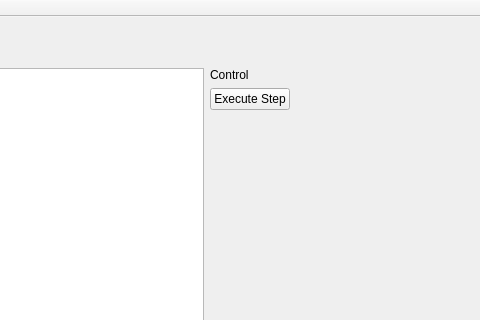
Benedikt1992/PICSimu, file PICSimu/mainwindow.ui: the form before one commit; both pictures show x 730 to 1210 and y 0 to 320 of the 1210 by 597 pixel window.
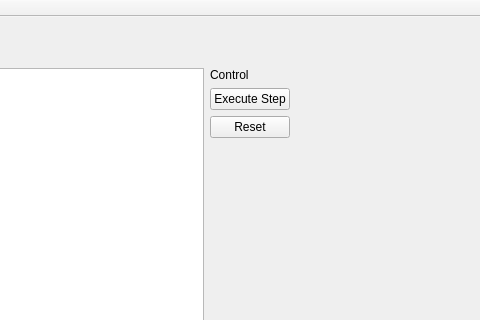
The form after the commit.

Commit message: Reset Button hinzugefügt

The edit to the form file:
```diff
--- a/PICSimu/mainwindow.ui
+++ b/PICSimu/mainwindow.ui
@@ -149,6 +149,13 @@
          </property>
         </widget>
        </item>
+       <item>
+        <widget class="QPushButton" name="resetButton">
+         <property name="text">
+          <string>Reset</string>
+         </property>
+        </widget>
+       </item>
        <item>
         <spacer name="verticalSpacer">
          <property name="orientation">
```
Left out of the diff: 10 changed lines with no effect on the pictures. The commit also changes 2 other files.
